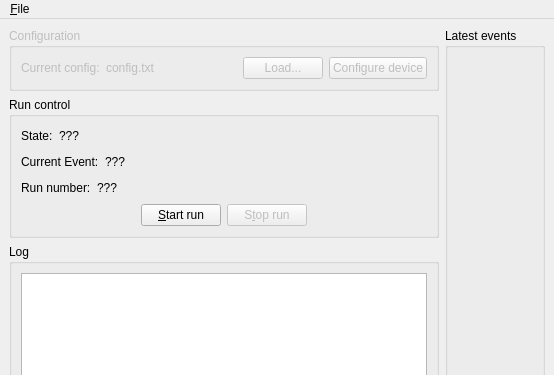
Above: gui/runSimControl.ui from cepc/kc705 before the change; both pictures show x 0 to 554 and y 0 to 375 of the 554 by 558 pixel window. Below: the same form after it.
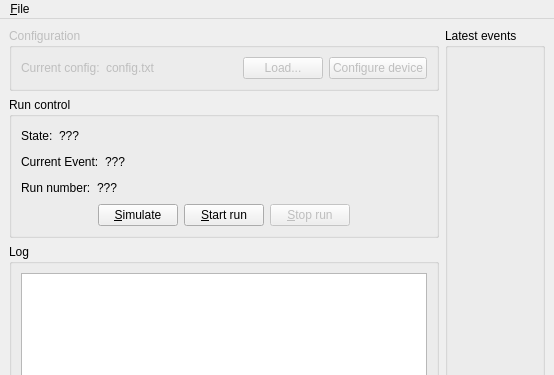
That is the form after the change. Icons and pictures are not drawn.

The edit to the form file:
```diff
--- a/gui/runSimControl.ui
+++ b/gui/runSimControl.ui
@@ -194,6 +194,13 @@
              </property>
             </spacer>
            </item>
+           <item>
+            <widget class="QPushButton" name="btnSimulateRun">
+             <property name="text">
+              <string>&amp;Simulate</string>
+             </property>
+            </widget>
+           </item>
            <item>
             <widget class="QPushButton" name="btnStartRun">
              <property name="text">
@@ -207,7 +214,7 @@
               <bool>false</bool>
              </property>
              <property name="text">
-              <string>S&amp;top run</string>
+              <string>&amp;Stop run</string>
              </property>
             </widget>
            </item>
```
